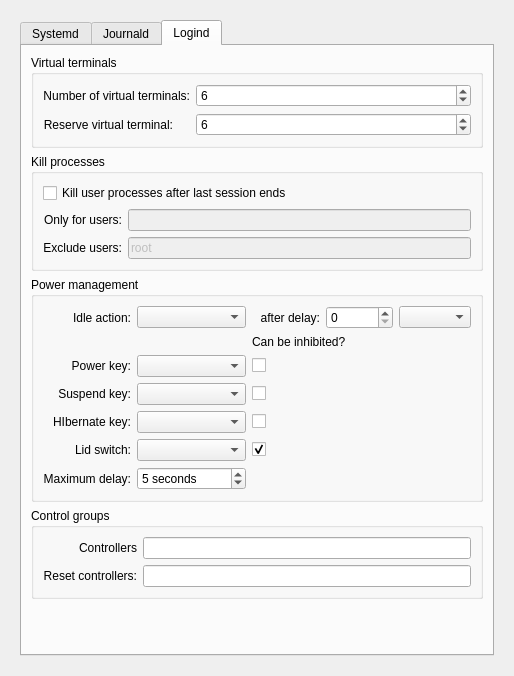
Old version of the form ui/kcmsystemd.ui in the repository rthomsen/kcmsystemd.
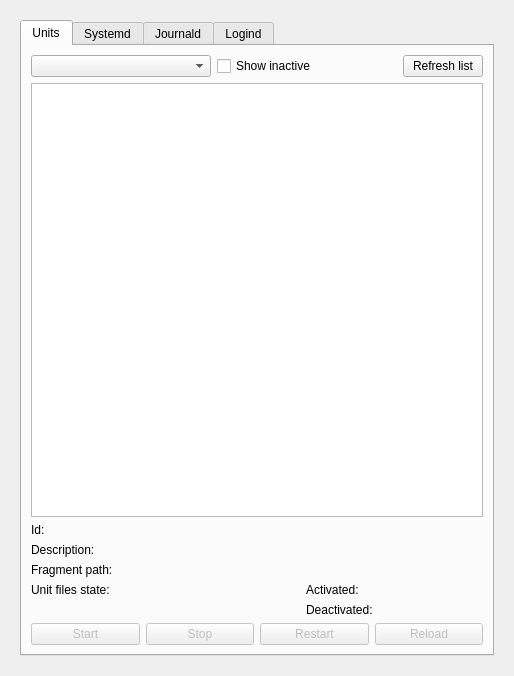
New version of the form.

```diff
--- a/ui/kcmsystemd.ui
+++ b/ui/kcmsystemd.ui
@@ -9,7 +9,7 @@
    <rect>
     <x>0</x>
     <y>0</y>
-    <width>468</width>
+    <width>452</width>
     <height>589</height>
    </rect>
   </property>
@@ -57,8 +57,238 @@
           </size>
          </property>
          <property name="currentIndex">
-          <number>2</number>
+          <number>0</number>
          </property>
+         <widget class="QWidget" name="tabServices">
+          <attribute name="title">
+           <string>Units</string>
+          </attribute>
+          <layout class="QGridLayout" name="gridLayout_19">
+           <item row="11" column="0">
+            <widget class="QLabel" name="label_21">
+             <property name="text">
+              <string>Fragment path:</string>
+             </property>
+            </widget>
+           </item>
+           <item row="9" column="0">
+            <widget class="QLabel" name="label_19">
+             <property name="text">
+              <string>Description:</string>
+             </property>
+            </widget>
+           </item>
+           <item row="7" column="0" colspan="5">
+            <widget class="QTableView" name="tblServices">
+             <property name="mouseTracking">
+              <bool>true</bool>
+             </property>
+             <property name="contextMenuPolicy">
+              <enum>Qt::CustomContextMenu</enum>
+             </property>
+             <property name="editTriggers">
+              <set>QAbstractItemView::NoEditTriggers</set>
+             </property>
+             <property name="alternatingRowColors">
+              <bool>true</bool>
+             </property>
+             <property name="selectionMode">
+              <enum>QAbstractItemView::SingleSelection</enum>
+             </property>
+             <property name="selectionBehavior">
+              <enum>QAbstractItemView::SelectRows</enum>
+             </property>
+             <property name="showGrid">
+              <bool>false</bool>
+             </property>
+             <property name="sortingEnabled">
+              <bool>true</bool>
+             </property>
+             <attribute name="horizontalHeaderShowSortIndicator" stdset="0">
+              <bool>true</bool>
+             </attribute>
+             <attribute name="horizontalHeaderStretchLastSection">
+              <bool>true</bool>
+             </attribute>
+             <attribute name="verticalHeaderVisible">
+              <bool>false</bool>
+             </attribute>
+             <attribute name="verticalHeaderDefaultSectionSize">
+              <number>20</number>
+             </attribute>
+            </widget>
+           </item>
+           <item row="8" column="0">
+            <widget class="QLabel" name="label">
+             <property name="text">
+              <string>Id:</string>
+             </property>
+            </widget>
+           </item>
+           <item row="12" column="4">
+            <widget class="QLabel" name="lblTimeActivated">
+             <property name="text">
+              <string/>
+             </property>
+            </widget>
+           </item>
+           <item row="13" column="4">
+            <widget class="QLabel" name="lblTimeDeactivated">
+             <property name="text">
+              <string/>
+             </property>
+            </widget>
+           </item>
+           <item row="3" column="0" rowspan="2" colspan="5">
+            <layout class="QHBoxLayout" name="horizontalLayout_5">
+             <item>
+              <widget class="QComboBox" name="cmbUnitTypes">
+               <property name="toolTip">
+                <string>&lt;html&gt;&lt;head/&gt;&lt;body&gt;&lt;p&gt;Filter unit types.&lt;/p&gt;&lt;/body&gt;&lt;/html&gt;</string>
+               </property>
+              </widget>
+             </item>
+             <item>
+              <widget class="QCheckBox" name="chkInactiveUnits">
+               <property name="toolTip">
+                <string>&lt;html&gt;&lt;head/&gt;&lt;body&gt;&lt;p&gt;Toggle show inactive units.&lt;/p&gt;&lt;/body&gt;&lt;/html&gt;</string>
+               </property>
+               <property name="text">
+                <string>Show inactive</string>
+               </property>
+               <property name="checked">
+                <bool>false</bool>
+               </property>
+              </widget>
+             </item>
+             <item>
+              <widget class="QPushButton" name="btnRefreshUnits">
+               <property name="sizePolicy">
+                <sizepolicy hsizetype="Fixed" vsizetype="Fixed">
+                 <horstretch>0</horstretch>
+                 <verstretch>0</verstretch>
+                </sizepolicy>
+               </property>
+               <property name="toolTip">
+                <string>&lt;html&gt;&lt;head/&gt;&lt;body&gt;&lt;p&gt;Reload the list of units from systemd.&lt;/p&gt;&lt;/body&gt;&lt;/html&gt;</string>
+               </property>
+               <property name="text">
+                <string>Refresh list</string>
+               </property>
+               <property name="flat">
+                <bool>false</bool>
+               </property>
+              </widget>
+             </item>
+            </layout>
+           </item>
+           <item row="9" column="1" colspan="4">
+            <widget class="QLabel" name="lblDesc">
+             <property name="text">
+              <string/>
+             </property>
+            </widget>
+           </item>
+           <item row="14" column="0" rowspan="2" colspan="5">
+            <layout class="QHBoxLayout" name="horizontalLayout_6">
+             <item>
+              <widget class="QPushButton" name="btnStartUnit">
+               <property name="enabled">
+                <bool>false</bool>
+               </property>
+               <property name="toolTip">
+                <string>&lt;html&gt;&lt;head/&gt;&lt;body&gt;&lt;p&gt;Starts the selected unit.&lt;/p&gt;&lt;p&gt;&lt;span style=&quot; font-weight:600;&quot;&gt;Note: &lt;/span&gt;This does not enable autostart of unit. For this purpose right-click unit and select &amp;quot;Enable unit&amp;quot;.&lt;/p&gt;&lt;/body&gt;&lt;/html&gt;</string>
+               </property>
+               <property name="text">
+                <string>Start</string>
+               </property>
+              </widget>
+             </item>
+             <item>
+              <widget class="QPushButton" name="btnStopUnit">
+               <property name="enabled">
+                <bool>false</bool>
+               </property>
+               <property name="toolTip">
+                <string>&lt;html&gt;&lt;head/&gt;&lt;body&gt;&lt;p&gt;Stops the selected unit.&lt;/p&gt;&lt;p&gt;&lt;span style=&quot; font-weight:600;&quot;&gt;Note: &lt;/span&gt;This does not disable autostart of unit. For this purpose right-click unit and select &amp;quot;Disable unit&amp;quot;.&lt;/p&gt;&lt;/body&gt;&lt;/html&gt;</string>
+               </property>
+               <property name="text">
+                <string>Stop</string>
+               </property>
+              </widget>
+             </item>
+             <item>
+              <widget class="QPushButton" name="btnRestartUnit">
+               <property name="enabled">
+                <bool>false</bool>
+               </property>
+               <property name="toolTip">
+                <string>&lt;html&gt;&lt;head/&gt;&lt;body&gt;&lt;p&gt;Restarts the selected unit.&lt;/p&gt;&lt;/body&gt;&lt;/html&gt;</string>
+               </property>
+               <property name="text">
+                <string>Restart</string>
+               </property>
+              </widget>
+             </item>
+             <item>
+              <widget class="QPushButton" name="btnReloadUnit">
+               <property name="enabled">
+                <bool>false</bool>
+               </property>
+               <property name="toolTip">
+                <string>&lt;html&gt;&lt;head/&gt;&lt;body&gt;&lt;p&gt;Reloads the configuration files for the selected unit.&lt;/p&gt;&lt;p&gt;&lt;span style=&quot; font-weight:600;&quot;&gt;Note: &lt;/span&gt;This will not reload the unit configuration file of systemd.&lt;/p&gt;&lt;/body&gt;&lt;/html&gt;</string>
+               </property>
+               <property name="text">
+                <string>Reload</string>
+               </property>
+              </widget>
+             </item>
+            </layout>
+           </item>
+           <item row="11" column="1" colspan="4">
+            <widget class="QLabel" name="lblFragmentPath">
+             <property name="text">
+              <string/>
+             </property>
+            </widget>
+           </item>
+           <item row="13" column="3">
+            <widget class="QLabel" name="label_42">
+             <property name="text">
+              <string>Deactivated:</string>
+             </property>
+            </widget>
+           </item>
+           <item row="12" column="1" colspan="2">
+            <widget class="QLabel" name="lblUnitFileState">
+             <property name="text">
+              <string/>
+             </property>
+            </widget>
+           </item>
+           <item row="12" column="0">
+            <widget class="QLabel" name="label_20">
+             <property name="text">
+              <string>Unit files state:</string>
+             </property>
+            </widget>
+           </item>
+           <item row="12" column="3">
+            <widget class="QLabel" name="label_41">
+             <property name="text">
+              <string>Activated:</string>
+             </property>
+            </widget>
+           </item>
+           <item row="8" column="1" colspan="4">
+            <widget class="QLabel" name="lblId">
+             <property name="text">
+              <string/>
+             </property>
+            </widget>
+           </item>
+          </layout>
+         </widget>
          <widget class="QWidget" name="tabSystem">
           <attribute name="title">
            <string>Systemd</string>
```
Left out of the diff: 38 changed lines with no effect on the pictures.
